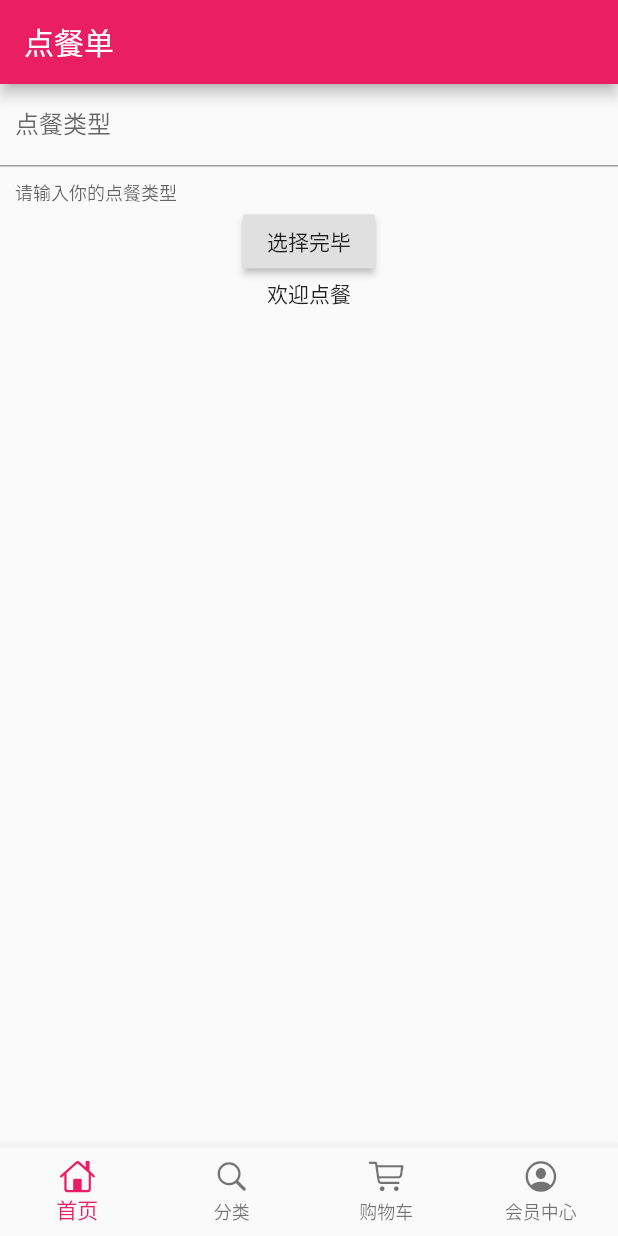
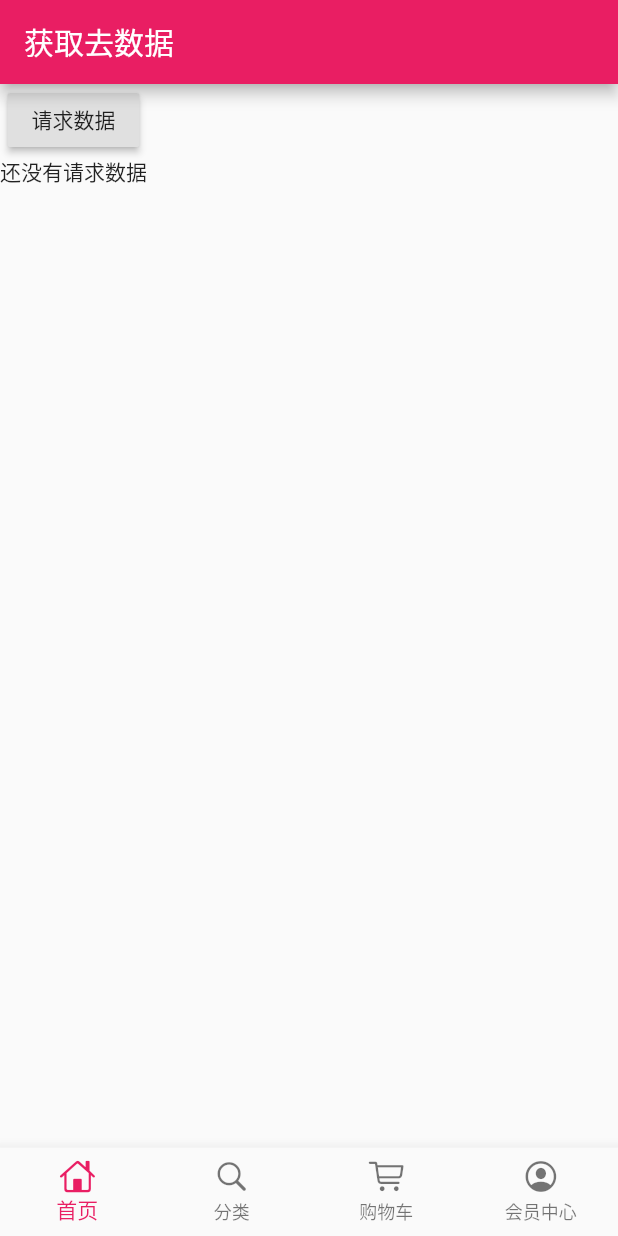
Before and after one commit to XguangY/flutter_shop_template, a Flutter app: the screen it shows after launch, on a phone screen of 412 x 824 dp. Run offline on Flutter 3.47's test engine with Material 2 defaults, Android fonts, the phone set to English and light mode, and no system bars; our stand-ins replace dio.

Commit message:
'伪造请求头请求数据'

```diff
--- /dev/null
+++ b/lib/config/http_header.dart
@@ -0,0 +1,14 @@
+const httpHeaders = {
+  'Accept': 'application/json, text/plain, */*',
+  'Accept-Encoding': 'gzip, deflate, br',
+  'Accept-Language': 'zh-CN,zh;q=0.9',
+  'Connection': 'keep-alive',
+  'Content-Type': 'application/json',
+  'Cookie':
+      '_ga=GA1.2.676402787.1548321037; GCID=9d149c5-11cb3b3-80ad198-04b551d; _gid=GA1.2.359074521.1550799897; _gat=1; Hm_lvt_022f847c4e3acd44d4a2481d9187f1e6=1550106367,1550115714,1550123110,1550799897; SERVERID=1fa1f330efedec1559b3abbcb6e30f50|1550799909|1550799898; Hm_lpvt_022f847c4e3acd44d4a2481d9187f1e6=1550799907',
+  'Host': 'time.geekbang.org',
+  'Origin': 'https://time.geekbang.org',
+  'Referer': 'https://time.geekbang.org/',
+  'User-Agent':
+      'Mozilla/5.0 (Windows NT 10.0; Win64; x64) AppleWebKit/537.36 (KHTML, like Gecko) Chrome/70.0.3538.77 Safari/537.36'
+};
--- a/lib/pages/home_page.dart
+++ b/lib/pages/home_page.dart
@@ -1,5 +1,6 @@
 import 'package:flutter/material.dart';
 import 'package:dio/dio.dart';
+import '../config/http_header.dart';
 
 class HomePage extends StatefulWidget {
   @override
@@ -7,77 +8,49 @@ class HomePage extends StatefulWidget {
 }
 
 class _HomePageState extends State<HomePage> {
-  //
-  TextEditingController typeController = TextEditingController();
-  String showText = '欢迎点餐';
+  String showText = '还没有请求数据';
   @override
   Widget build(BuildContext context) {
     return Container(
       child: Scaffold(
         appBar: AppBar(
-          title: Text('点餐单'),
+          title: Text('获取去数据'),
         ),
-        // SingleChildScrollView 是一个滚动组件，可以解决手机键盘弹起导致的越界问题
         body: SingleChildScrollView(
-          child: Container(
-            height: 1000,
             child: Column(
-              children: <Widget>[
-                // 文本框组件
-                TextField(
-                  controller: typeController,
-                  decoration: InputDecoration(
-                    contentPadding: EdgeInsets.all(10.0), // 设置边距功能
-                    labelText: '点餐类型',
-                    helperText: '请输入你的点餐类型',
-                  ),
-                  autofocus: false, // 取消自动获取焦点功能
-                ),
-                RaisedButton(
-                  onPressed: _choiceAction,
-                  child: Text('选择完毕'),
-                ),
-                Text(showText,
-                    overflow: TextOverflow.ellipsis, // 设置超出容器效果
-                    maxLines: 1)
-              ],
+          children: <Widget>[
+            RaisedButton(
+              onPressed: jike,
+              child: Text('请求数据'),
             ),
-          ),
-        ),
+            Text(showText),
+          ],
+        )),
       ),
     );
   }
 
-  // 按钮点击事件处理
-  void _choiceAction() {
-    print('开始输入你选择的类型...');
-    if (typeController.text.toString() == '') {
-      showDialog(
-        context: context,
-        builder: (context) => AlertDialog(
-          title: Text('点餐的类型不能为空'),
-        ),
-      );
-    } else {
-      postHttp(typeController.text.toString()).then((val) {
-        setState(() {
-          showText = val['data']['name'].toString();
-        });
+  // 调用
+  void jike() {
+    getHttp().then((val) {
+      setState(() {
+        showText = val['data'].toString();
       });
+    });
+  }
+
+  // 数据请求方法
+  Future getHttp() async {
+    try {
+      Response response;
+      Dio dio = new Dio();
+      dio.options.headers = httpHeaders;
+      response =
+          await dio.get('https://time.geekbang.org/serv/v1/column/newAll');
+      print(response.data);
+      return response.data;
+    } catch (e) {
+      return print(e);
     }
   }
 }
-
-Future postHttp(String typeText) async {
-  try {
-    Response response;
-    var data = {'name': typeText};
-    response = await Dio().post(
-      'https://www.easy-mock.com/mock/5f38f8a65f7d57560f083097/shop/post_diancan',
-      queryParameters: data,
-    );
-    return response.data;
-  } catch (e) {
-    print(e);
-  }
-}
```
